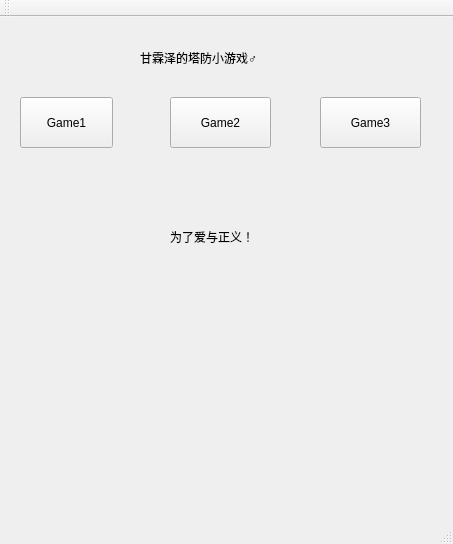
Before: the Qt Designer form work1/mainwindow.ui in glz200133/work, drawn with Qt 5.
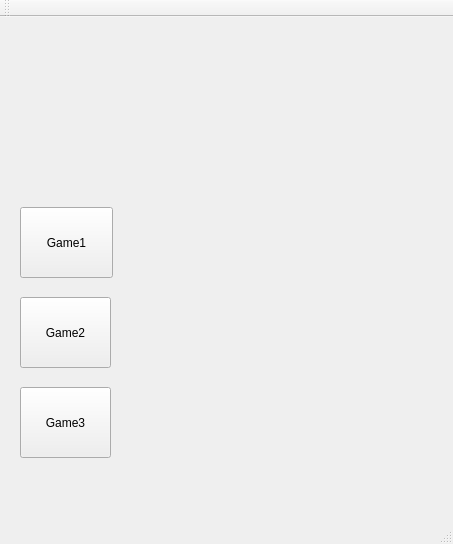
After: the same form once the commit is applied.

Patch:
```diff
--- a/work1/mainwindow.ui
+++ b/work1/mainwindow.ui
@@ -18,9 +18,9 @@
     <property name="geometry">
      <rect>
       <x>20</x>
-      <y>80</y>
+      <y>190</y>
       <width>93</width>
-      <height>51</height>
+      <height>71</height>
      </rect>
     </property>
     <property name="maximumSize">
@@ -36,10 +36,10 @@
    <widget class="QPushButton" name="pushButton_2">
     <property name="geometry">
      <rect>
-      <x>170</x>
-      <y>80</y>
-      <width>101</width>
-      <height>51</height>
+      <x>20</x>
+      <y>280</y>
+      <width>91</width>
+      <height>71</height>
      </rect>
     </property>
     <property name="text">
@@ -49,42 +49,16 @@
    <widget class="QPushButton" name="pushButton_3">
     <property name="geometry">
      <rect>
-      <x>320</x>
-      <y>80</y>
-      <width>101</width>
-      <height>51</height>
+      <x>20</x>
+      <y>370</y>
+      <width>91</width>
+      <height>71</height>
      </rect>
     </property>
     <property name="text">
      <string>Game3</string>
     </property>
    </widget>
-   <widget class="QLabel" name="label">
-    <property name="geometry">
-     <rect>
-      <x>140</x>
-      <y>20</y>
-      <width>201</width>
-      <height>41</height>
-     </rect>
-    </property>
-    <property name="text">
-     <string>甘霖泽的塔防小游戏♂</string>
-    </property>
-   </widget>
-   <widget class="QLabel" name="label_2">
-    <property name="geometry">
-     <rect>
-      <x>170</x>
-      <y>210</y>
-      <width>101</width>
-      <height>20</height>
-     </rect>
-    </property>
-    <property name="text">
-     <string>为了爱与正义！</string>
-    </property>
-   </widget>
   </widget>
   <widget class="QMenuBar" name="menuBar">
    <property name="geometry">
```
